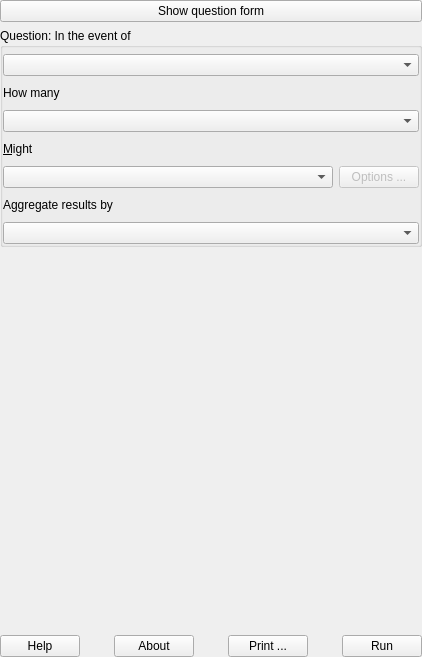
First picture: the form in safe/gui/ui/dock_base.ui, repository inasafe/inasafe, before the edit.
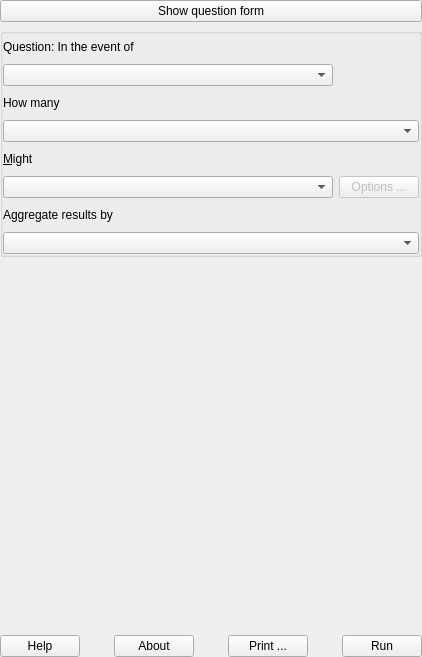
Second picture: the form after the edit. Icons and pictures are not drawn. Custom widgets are drawn as their Qt base class.

Commit message: fix #2408 - Question label missing in OSX

```diff
--- a/safe/gui/ui/dock_base.ui
+++ b/safe/gui/ui/dock_base.ui
@@ -32,7 +32,7 @@
     <item>
      <widget class="QGroupBox" name="grpQuestion">
       <property name="title">
-       <string>Question: In the event of</string>
+       <string/>
       </property>
       <property name="flat">
        <bool>true</bool>
@@ -53,7 +53,7 @@
        <property name="verticalSpacing">
         <number>10</number>
        </property>
-       <item row="4" column="0">
+       <item row="7" column="0">
         <widget class="QLabel" name="label_8">
          <property name="text">
           <string>&amp;Might</string>
@@ -66,14 +66,7 @@
          </property>
         </widget>
        </item>
-       <item row="0" column="0" colspan="2">
-        <widget class="QComboBox" name="cboHazard">
-         <property name="insertPolicy">
-          <enum>QComboBox::InsertAlphabetically</enum>
-         </property>
-        </widget>
-       </item>
-       <item row="6" column="0">
+       <item row="9" column="0">
         <widget class="QLabel" name="label_2">
          <property name="text">
           <string>Aggregate results by</string>
@@ -83,10 +76,10 @@
          </property>
         </widget>
        </item>
-       <item row="7" column="0" colspan="2">
+       <item row="10" column="0" colspan="2">
         <widget class="QComboBox" name="cboAggregation"/>
        </item>
-       <item row="1" column="0">
+       <item row="4" column="0">
         <widget class="QLabel" name="label_7">
          <property name="text">
           <string>How many</string>
@@ -99,14 +92,14 @@
          </property>
         </widget>
        </item>
-       <item row="3" column="0" colspan="2">
+       <item row="6" column="0" colspan="2">
         <widget class="QComboBox" name="cboExposure">
          <property name="insertPolicy">
           <enum>QComboBox::InsertAlphabetically</enum>
          </property>
         </widget>
        </item>
-       <item row="5" column="0">
+       <item row="8" column="0">
         <widget class="QComboBox" name="cboFunction">
          <property name="sizePolicy">
           <sizepolicy hsizetype="Expanding" vsizetype="Fixed">
@@ -119,7 +112,7 @@
          </property>
         </widget>
        </item>
-       <item row="5" column="1">
+       <item row="8" column="1">
         <widget class="QPushButton" name="toolFunctionOptions">
          <property name="enabled">
           <bool>false</bool>
@@ -129,6 +122,20 @@
          </property>
         </widget>
        </item>
+       <item row="2" column="0">
+        <widget class="QLabel" name="label">
+         <property name="text">
+          <string>Question: In the event of</string>
+         </property>
+        </widget>
+       </item>
+       <item row="3" column="0">
+        <widget class="QComboBox" name="cboHazard">
+         <property name="insertPolicy">
+          <enum>QComboBox::InsertAlphabetically</enum>
+         </property>
+        </widget>
+       </item>
       </layout>
      </widget>
     </item>
```
Left out of the diff: 12 changed lines with no effect on the pictures.
